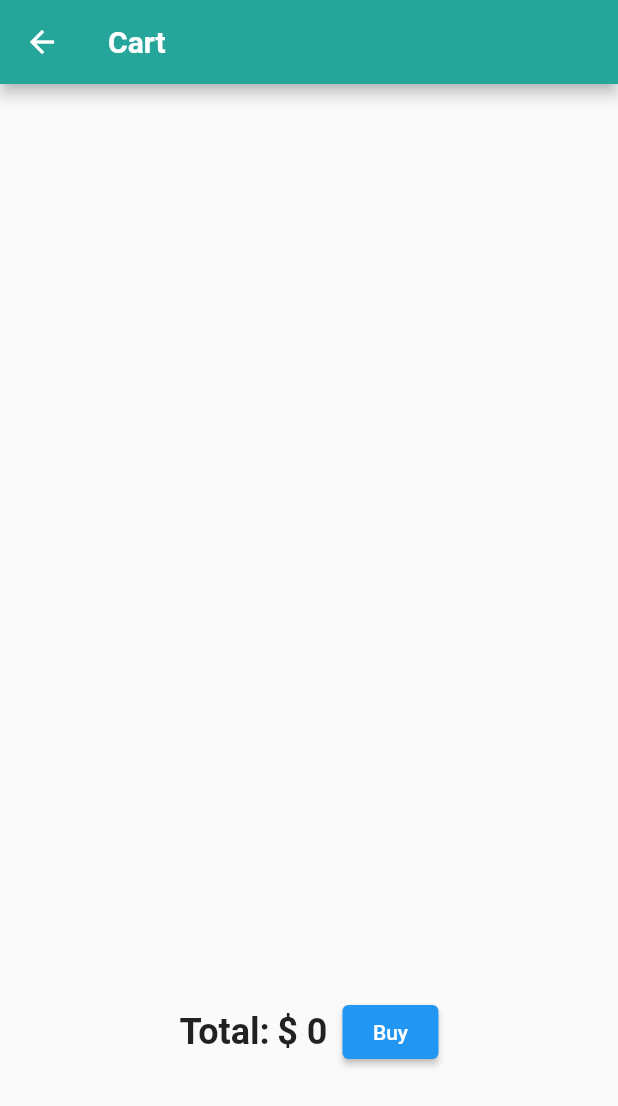
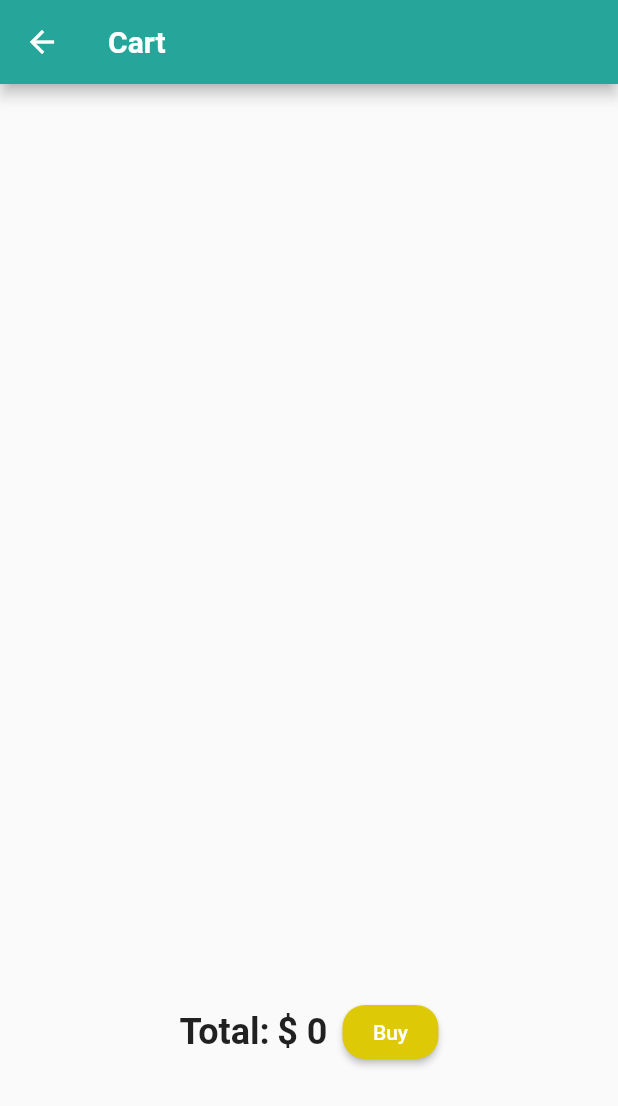
Before and after one commit to tranthedung/provider_use_getx, a Flutter app: the CartScreen screen opened directly, on a phone screen of 412 x 824 dp. Shown: the top 1106 px of the screen. Run offline on Flutter 3.47's test engine with Material 2 defaults, Android fonts, the light colour scheme and no system bars; our stand-ins replace get.

Commit message:
custom style final

```diff
--- a/lib/models/product_model.dart
+++ b/lib/models/product_model.dart
@@ -8,20 +8,21 @@ class Product {
   const Product(
       {required this.name, required this.price, required this.imageUrl});
   static const List<Product> products = [
-    Product(
-        name: 'Apple',
-        price: 2.99,
-        imageUrl:
-            'https://images.unsplash.com/photo-1568702846914-96b305d2aaeb?ixlib=rb-1.2.1&ixid=MnwxMjA3fDB8MHxwaG90by1wYWdlfHx8fGVufDB8fHx8&auto=format&fit=crop&w=1950&q=80'),
-    Product(
-        name: 'Orange',
-        price: 2.99,
-        imageUrl:
-            'https://images.unsplash.com/photo-1547514701-42782101795e?ixid=MnwxMjA3fDB8MHxwaG90by1wYWdlfHx8fGVufDB8fHx8&ixlib=rb-1.2.1&auto=format&fit=crop&w=634&q=80'),
-    Product(
-        name: 'Pear',
-        price: 2.99,
-        imageUrl:
-            'https://images.unsplash.com/photo-1548199569-3e1c6aa8f469?ixid=MnwxMjA3fDB8MHxwaG90by1wYWdlfHx8fGVufDB8fHx8&ixlib=rb-1.2.1&auto=format&fit=crop&w=638&q=80'),
+    Product(name: 'Cosd Smell', price: 2.99, imageUrl: 'https://www.solidbackgrounds.com/images/1200x600/1200x600-bright-green-solid-color-background.jpg'),
+    Product(name: 'Control Flow', price: 2.99, imageUrl: 'https://www.solidbackgrounds.com/images/1200x600/1200x600-bright-green-solid-color-background.jpg'),
+    Product(name: 'Interpreter', price: 2.99, imageUrl: 'https://e1.pxfuel.com/desktop-wallpaper/860/501/desktop-wallpaper-bright-colored-backgrounds-plain-backgrounds-in-different-colours-thumbnail.jpg'),
+    Product(name: 'Recurtment', price: 2.99, imageUrl: 'https://i.pinimg.com/474x/a4/75/1c/a4751c224f785d8d708bf4f8f2405c7e.jpg'),
+    Product(name: 'Sprint', price: 2.99, imageUrl: 'https://www.solidbackgrounds.com/images/3508x2480/3508x2480-blue-solid-color-background.jpg'),
+    Product(name: 'Heisenhub', price: 2.99, imageUrl: 'https://i.pinimg.com/474x/a4/75/1c/a4751c224f785d8d708bf4f8f2405c7e.jpg'),
+    Product(name: 'Spaheti', price: 2.99, imageUrl: 'https://t3.ftcdn.net/jpg/04/71/74/98/360_F_471749803_yryXahMFI6jVdpBzJf2GKpVYrts9f2gM.jpg'),
+    Product(name: 'Scope', price: 2.99, imageUrl: 'https://garden.spoonflower.com/c/13945822/p/f/m/dsokOxy1OkwSV1tOLDQ8FY-XogJZDaRoT1rB3c-xQXGQB89MxlY0l-M/Neon%20Yellow%20solid.jpg'),
+    Product(name: 'Call back', price: 2.99, imageUrl: 'https://www.sirvisual.com/Attachment/100/5854_32745_Neon%20Yellow%20Principale.jpg'),
+    Product(name: 'Closure', price: 2.99, imageUrl: 'https://e0.pxfuel.com/wallpapers/253/435/desktop-wallpaper-plain-yellow-background-for-your-mobile-tablet-explore-solid-neon-colors-solid-color-iphone-thumbnail.jpg'),
+    Product(name: 'Automata', price: 2.99, imageUrl: 'https://img.freepik.com/free-photo/abstract-gradient-neon-lights_23-2149279136.jpg'),
+    Product(name: 'Code smell', price: 2.99, imageUrl: 'https://img.freepik.com/free-photo/vivid-blurred-colorful-wallpaper-background_58702-2849.jpg'),
+    Product(name: 'Off-By-One', price: 2.99, imageUrl: 'https://img.freepik.com/free-photo/vivid-blurred-colorful-wallpaper-background_58702-2886.jpg'),
+    Product(name: 'Closure', price: 2.99, imageUrl: 'https://img.freepik.com/free-photo/vivid-blurred-colorful-wallpaper-background_58702-2886.jpg'),
+    Product(name: 'Automata', price: 2.99, imageUrl: 'https://encrypted-tbn0.gstatic.com/images?q=tbn:ANd9GcSLhD-lFsIZGaq12JhkaZcCsNLkQ_BuNN9L1uVZ0zqTxNMXPhvjNo2qazRbkL3ulK1WZiM&usqp=CAU'),
+    Product(name: 'Currying', price: 2.99, imageUrl: 'https://encrypted-tbn0.gstatic.com/images?q=tbn:ANd9GcRa7CJijUGngGQ5rbqGpTfKt3oHaqj5aPgqxzF69B4wSHQqghNJVPUIDmYl4Ls4IRYEoIU&usqp=CAU'),
   ];
 }
--- a/lib/widgets/cart_total.dart
+++ b/lib/widgets/cart_total.dart
@@ -43,6 +43,12 @@ class CartTotal extends StatelessWidget {
                 child: Text(
                   'Buy',
                 ),
+                style: ElevatedButton.styleFrom(
+                  backgroundColor: const Color.fromARGB(255, 222, 201, 7),
+                  shape: RoundedRectangleBorder(
+                    borderRadius: BorderRadius.circular(15),
+                  )
+                ),
               ),
             ],
           ),
```
